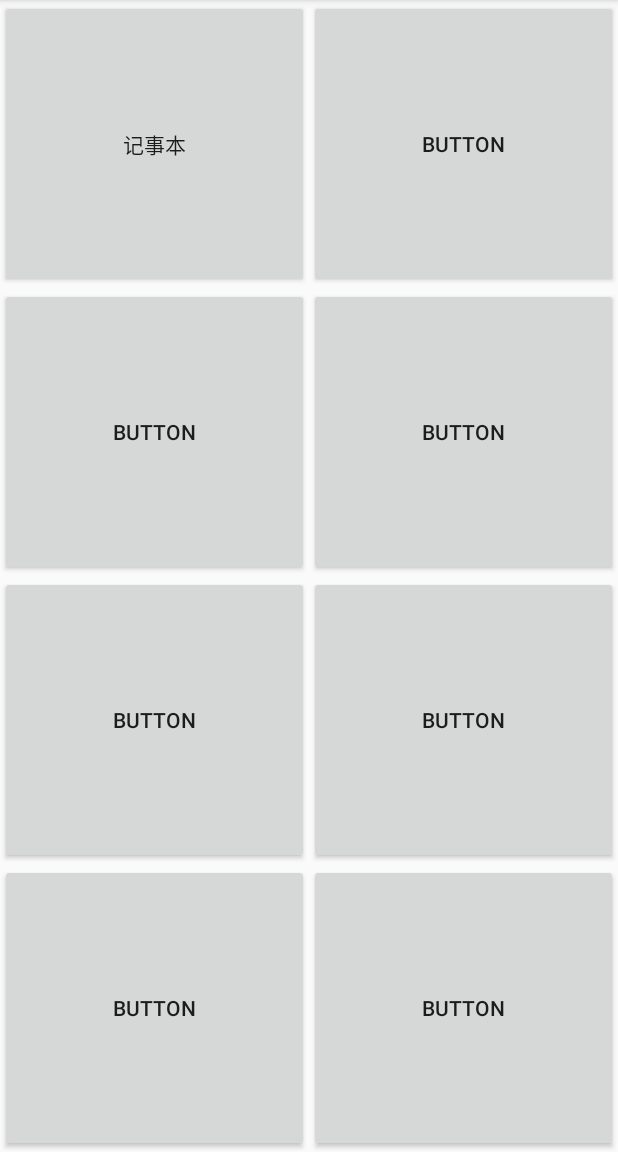
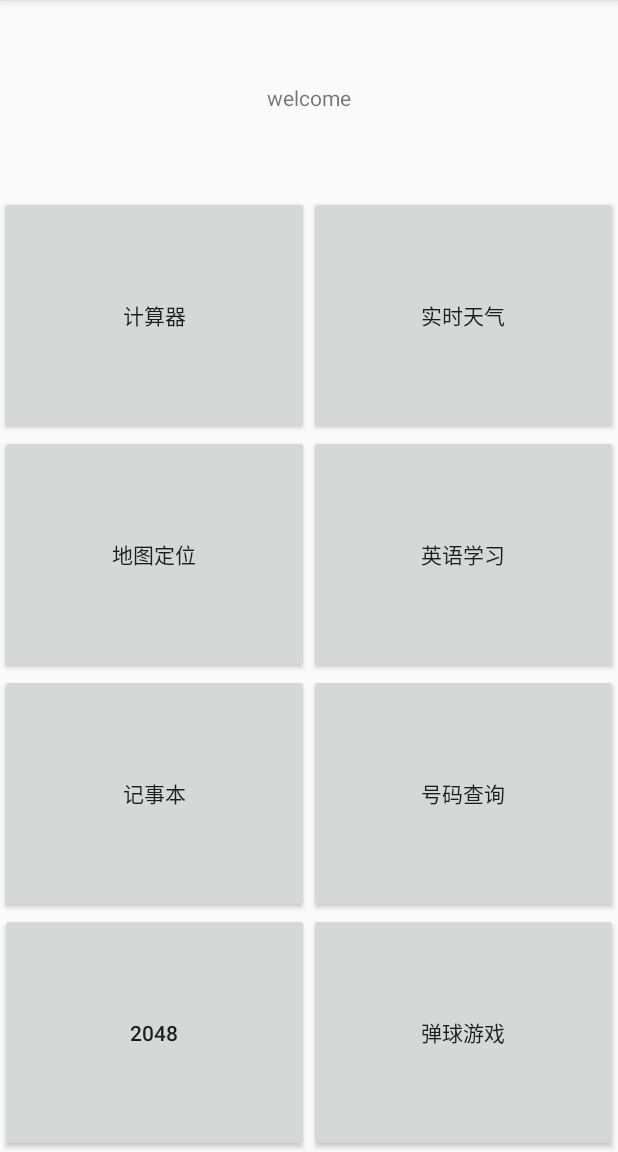
Before and after one commit to dustofsoul/MyApplication, an Android app: the MainActivity screen opened directly, with no data from a screen before it, on a phone screen of 412 x 824 dp, the part 84-1236 px from its top. Run offline under Robolectric (Android 15) with nearby library versions, the phone set to English and light mode, and no system bars.

Commit message:
code fix

```diff
--- a/app/src/main/res/layout/activity_main.xml
+++ b/app/src/main/res/layout/activity_main.xml
@@ -9,54 +9,64 @@
     android:layout_rowWeight="1"
     android:columnCount="2"
     android:gravity="center"
-    android:rowCount="4"
+    android:rowCount="5"
     tools:context=".MainActivity">
+
+    <TextView
+        android:id="@+id/textView"
+        android:layout_width="match_parent"
+        android:layout_height="wrap_content"
+        android:layout_columnSpan="2"
+        android:layout_rowWeight="1"
+        android:gravity="center"
+        android:text="welcome" />
+
 
     <Button
         android:id="@+id/bt1"
         android:layout_columnWeight="1"
         android:layout_rowWeight="1"
-        android:text="记事本" />
+        android:text="计算器" />
 
     <Button
         android:id="@+id/bt2"
         android:layout_columnWeight="1"
         android:layout_rowWeight="1"
-        android:text="Button" />
+        android:text="实时天气" />
 
     <Button
         android:id="@+id/bt3"
         android:layout_columnWeight="1"
         android:layout_rowWeight="1"
-        android:text="Button" />
+        android:text="地图定位" />
 
     <Button
         android:id="@+id/bt4"
         android:layout_columnWeight="1"
         android:layout_rowWeight="1"
-        android:text="Button" />
+        android:text="英语学习" />
 
     <Button
         android:id="@+id/bt5"
         android:layout_columnWeight="1"
         android:layout_rowWeight="1"
-        android:text="Button" />
+        android:text="记事本" />
 
     <Button
         android:id="@+id/bt6"
         android:layout_columnWeight="1"
         android:layout_rowWeight="1"
-        android:text="Button" />
+        android:text="号码查询" />
 
     <Button
         android:id="@+id/bt7"
         android:layout_columnWeight="1"
         android:layout_rowWeight="1"
-        android:text="Button" />
+        android:text="2048" />
 
     <Button
         android:id="@+id/bt8"
         android:layout_columnWeight="1"
         android:layout_rowWeight="1"
-        android:text="Button" />
+        android:text="弹球游戏" />
 </GridLayout>
```
Also changed, not shown: app/src/main/java/com/example/lhz/myapplication/NoteMenuActivity.java (+0 -28 lines), app/src/main/res/layout/activity_note_main.xml (+21 -4 lines).
